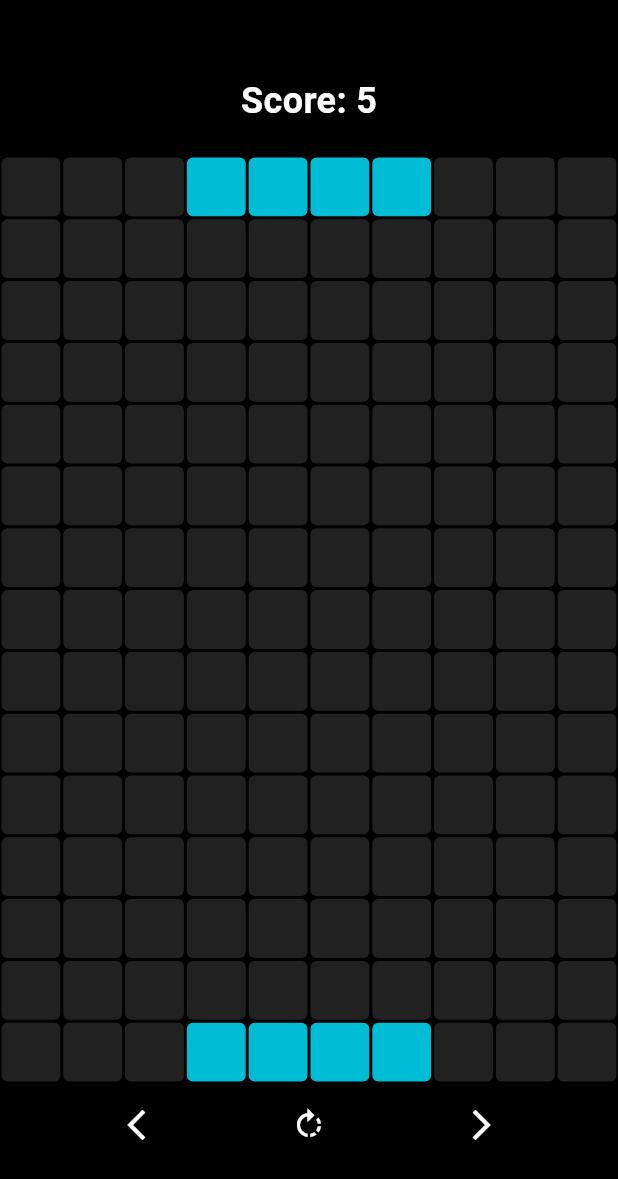
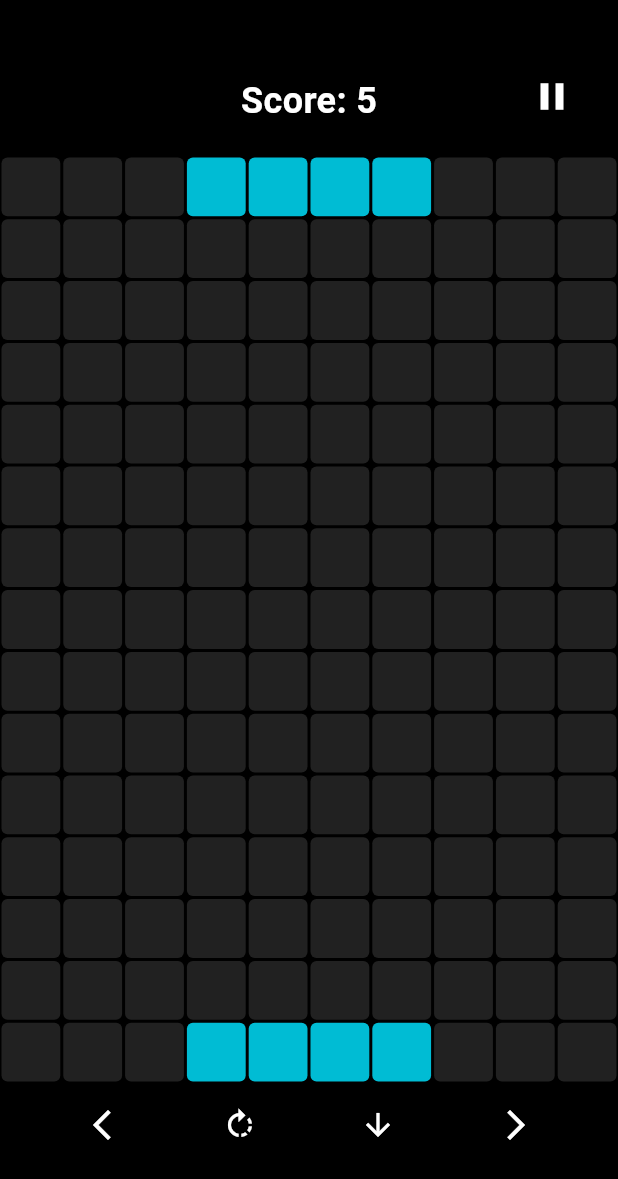
Before and after one commit to GuDevBot/games.custom-tetris, a Flutter app: the screen it shows after launch, after a tap on the "arrow forward ios" icon, on a phone screen of 412 x 824 dp. Shown: the top 1179 px of the screen. Run offline on Flutter 3.47's test engine with Material 3 defaults, Android fonts, the light colour scheme and no system bars; our stand-ins replace audioplayers.

Commit message:
- Music bug fixed; - Button to fall speedly added; - Button to pause game added;

```diff
--- a/lib/game_board.dart
+++ b/lib/game_board.dart
@@ -20,29 +20,64 @@ class GameBoard extends StatefulWidget {
 }
 
 class _GameBoardState extends State<GameBoard> {
-  // Peça atual
   Piece currentPiece = Piece(type: Tetronimo.L);
   int score = 0;
   bool gameOver = false;
 
-  // NOVO: Players de áudio
+  // NOVO: Variáveis para o estado de pause e para o timer do jogo
+  bool isPaused = false;
+  Timer? gameTimer;
+
   final AudioPlayer backgroundMusicPlayer = AudioPlayer();
   final AudioPlayer soundEffectPlayer = AudioPlayer();
+
+  final AudioContext _audioContextMusic = AudioContext(
+    android: const AudioContextAndroid(
+      isSpeakerphoneOn: true,
+      stayAwake: true,
+      contentType: AndroidContentType.music,
+      usageType: AndroidUsageType.media,
+      audioFocus: AndroidAudioFocus.gain,
+    ),
+    iOS: AudioContextIOS(
+      category: AVAudioSessionCategory.playback,
+      options: {
+        AVAudioSessionOptions.mixWithOthers,
+      },
+    ),
+  );
+
+  final AudioContext _audioContextEffects = AudioContext(
+    android: const AudioContextAndroid(
+      isSpeakerphoneOn: true,
+      stayAwake: true,
+      contentType: AndroidContentType.sonification,
+      usageType: AndroidUsageType.game,
+      audioFocus: AndroidAudioFocus.gainTransientMayDuck,
+    ),
+    iOS: AudioContextIOS(
+      category: AVAudioSessionCategory.ambient,
+    ),
+  );
+
 
   @override
   void initState() {
     super.initState();
+    backgroundMusicPlayer.setAudioContext(_audioContextMusic);
+    soundEffectPlayer.setAudioContext(_audioContextEffects);
+
     startGame();
   }
 
   @override
   void dispose() {
-    // Para a música ao sair da tela
+    // MODIFICADO: Cancela o timer ao sair da tela para evitar erros
+    gameTimer?.cancel();
     backgroundMusicPlayer.dispose();
     soundEffectPlayer.dispose();
     super.dispose();
   }
-
 
   void startGame() {
     playBackgroundMusic();
@@ -52,7 +87,6 @@ class _GameBoardState extends State<GameBoard> {
     gameLoop(frameRate);
   }
 
-  // Funções de áudio
   void playBackgroundMusic() async {
     await backgroundMusicPlayer.setReleaseMode(ReleaseMode.loop);
     await backgroundMusicPlayer.play(AssetSource('audio/background_music.mp3'));
@@ -62,8 +96,9 @@ class _GameBoardState extends State<GameBoard> {
     await soundEffectPlayer.play(AssetSource('audio/$sound'));
   }
 
+  // MODIFICADO: O gameLoop agora atribui o timer à variável gameTimer
   void gameLoop(Duration frameRate) {
-    Timer.periodic(frameRate, (timer) {
+    gameTimer = Timer.periodic(frameRate, (timer) {
       if (gameOver) {
         timer.cancel();
         showGameOverDialog();
@@ -80,7 +115,22 @@ class _GameBoardState extends State<GameBoard> {
     });
   }
 
+  // NOVO: Função para pausar e retomar o jogo
+  void togglePause() {
+    setState(() {
+      isPaused = !isPaused;
+      if (isPaused) {
+        gameTimer?.cancel();
+        backgroundMusicPlayer.pause();
+      } else {
+        backgroundMusicPlayer.resume();
+        startGame(); // Recria o loop do jogo
+      }
+    });
+  }
+
   void showGameOverDialog() {
+    gameTimer?.cancel();
     backgroundMusicPlayer.stop();
     playSoundEffect('game_over.mp3');
 
@@ -106,10 +156,12 @@ class _GameBoardState extends State<GameBoard> {
   void resetGame() {
     gameBoard = List.generate(colLength, (i) => List.generate(rowLength, (j) => null));
     gameOver = false;
+    isPaused = false; // Garante que o jogo não comece pausado
     score = 0;
     startGame();
   }
 
+  // ... (O resto das funções de lógica do jogo permanecem iguais)
   bool checkCollision(Direction direction, Piece piece) {
     for (int i = 0; i < piece.shape.length; i++) {
       for (int j = 0; j < piece.shape[i].length; j++) {
@@ -134,7 +186,6 @@ class _GameBoardState extends State<GameBoard> {
   }
 
   void landPiece() {
-    // Toca o som da peça aterrissando
     playSoundEffect('landing.mp3');
 
     for (int i = 0; i < currentPiece.shape.length; i++) {
@@ -170,6 +221,7 @@ class _GameBoardState extends State<GameBoard> {
   }
 
   void createNewPiece() {
+    if (isPaused) return; // Não cria nova peça se estiver pausado
     Random rand = Random();
     Tetronimo randomType = Tetronimo.values[rand.nextInt(Tetronimo.values.length)];
     currentPiece = Piece(type: randomType);
@@ -198,7 +250,6 @@ class _GameBoardState extends State<GameBoard> {
 
     if (linesCleared > 0) {
       playSoundEffect('clear_line.mp3');
-
       setState(() {
         score += pointsPerLine[linesCleared] ?? 0;
       });
@@ -206,6 +257,7 @@ class _GameBoardState extends State<GameBoard> {
   }
 
   void moveLeft() {
+    if (isPaused) return;
     if (!checkCollision(Direction.left, currentPiece)) {
       setState(() {
         currentPiece.movePiece(Direction.left);
@@ -214,6 +266,7 @@ class _GameBoardState extends State<GameBoard> {
   }
 
   void moveRight() {
+    if (isPaused) return;
     if (!checkCollision(Direction.right, currentPiece)) {
       setState(() {
         currentPiece.movePiece(Direction.right);
@@ -221,7 +274,17 @@ class _GameBoardState extends State<GameBoard> {
     }
   }
 
+  void moveDown() {
+    if (isPaused) return;
+    if (!checkCollision(Direction.down, currentPiece)) {
+      setState(() {
+        currentPiece.movePiece(Direction.down);
+      });
+    }
+  }
+
   void rotatePiece() {
+    if (isPaused) return;
     setState(() {
       Piece testPiece = Piece(type: currentPiece.type);
       testPiece.row = currentPiece.row;
@@ -236,12 +299,18 @@ class _GameBoardState extends State<GameBoard> {
     });
   }
 
+
+  // MODIFICADO: A UI agora é construída dentro de um Stack
   @override
   Widget build(BuildContext context) {
     return Scaffold(
       backgroundColor: Colors.black,
-      body: Column(
+      body: Stack(
         children: [
+          // Jogo Principal
+          Column(
+            children: [
+              // Placar
               Padding(
                 padding: const EdgeInsets.only(top: 50.0, bottom: 20.0),
                 child: Text(
@@ -253,6 +322,7 @@ class _GameBoardState extends State<GameBoard> {
                   ),
                 ),
               ),
+              // Tabuleiro
               Expanded(
                 child: GridView.builder(
                   gridDelegate: const SliverGridDelegateWithFixedCrossAxisCount(
@@ -286,15 +356,57 @@ class _GameBoardState extends State<GameBoard> {
                   },
                 ),
               ),
+              // Controles
               Padding(
                 padding: const EdgeInsets.only(bottom: 50.0),
                 child: Row(
                   mainAxisAlignment: MainAxisAlignment.spaceEvenly,
                   children: [
-                IconButton(onPressed: moveLeft, color: Colors.white, icon: const Icon(Icons.arrow_back_ios_new)),
-                IconButton(onPressed: rotatePiece, color: Colors.white, icon: const Icon(Icons.rotate_right)),
-                IconButton(onPressed: moveRight, color: Colors.white, icon: const Icon(Icons.arrow_forward_ios)),
+                    IconButton(onPressed: isPaused ? null : moveLeft, color: Colors.white, icon: const Icon(Icons.arrow_back_ios_new)),
+                    IconButton(onPressed: isPaused ? null : rotatePiece, color: Colors.white, icon: const Icon(Icons.rotate_right)),
+                    IconButton(onPressed: isPaused ? null : moveDown, color: Colors.white, icon: const Icon(Icons.arrow_downward)),
+                    IconButton(onPressed: isPaused ? null : moveRight, color: Colors.white, icon: const Icon(Icons.arrow_forward_ios)),
                   ],
+                ),
+              ),
+            ],
+          ),
+
+          // NOVO: Botão de Pause no canto superior direito
+          Align(
+            alignment: Alignment.topRight,
+            child: Padding(
+              padding: const EdgeInsets.only(top: 40.0, right: 20.0),
+              child: IconButton(
+                icon: Icon(isPaused ? Icons.play_arrow : Icons.pause, color: Colors.white, size: 30),
+                onPressed: togglePause,
+              ),
+            ),
+          ),
+
+          // NOVO: Tela de Pause
+          if (isPaused)
+            Container(
+              color: Colors.black.withOpacity(0.75),
+              child: Center(
+                child: Column(
+                  mainAxisAlignment: MainAxisAlignment.center,
+                  children: [
+                    const Text(
+                      'PAUSADO',
+                      style: TextStyle(
+                        color: Colors.white,
+                        fontSize: 32,
+                        fontWeight: FontWeight.bold,
+                      ),
+                    ),
+                    const SizedBox(height: 20),
+                    IconButton(
+                      icon: const Icon(Icons.play_arrow, color: Colors.white, size: 50),
+                      onPressed: togglePause, // O mesmo botão retoma o jogo
+                    ),
+                  ],
+                ),
               ),
             ),
         ],
```
Lines whose indentation alone changed are shown as unchanged.
